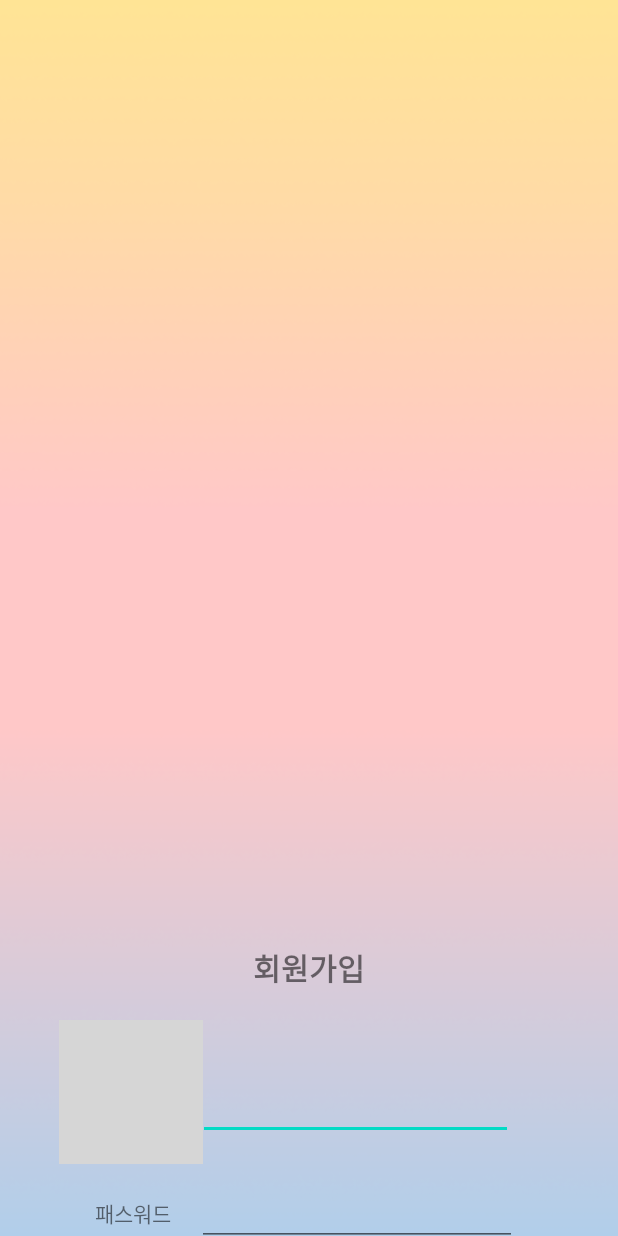
After one commit to ynnij/android-study, an Android app: the layout activity_sign_up.xml on its own in the app's theme, with its tools: preview values and no code run, on a phone screen of 412 x 824 dp. The commit adds this screen. Run offline under Robolectric (Android 15) with nearby library versions, the phone set to English and light mode, and no system bars; grey boxes are pictures that could not be loaded.

Commit message:
feat: 이메일 회원가입 기능 구현

```diff
--- a/app/src/main/java/com/example/myapplication/LoginActivity.java
+++ b/app/src/main/java/com/example/myapplication/LoginActivity.java
@@ -56,9 +56,9 @@ public class LoginActivity extends AppCompatActivity {
         textView_signIn.setOnClickListener(new View.OnClickListener() {
             @Override
             public void onClick(View v) {
-//                Intent intent = new Intent(getApplicationContext(), SignUpActivity.class);
-//                startActivity(intent);
-//                finish();
+                Intent intent = new Intent(getApplicationContext(), SignUpActivity.class);
+                startActivity(intent);
+                finish();
             }
         });
 
--- /dev/null
+++ b/app/src/main/java/com/example/myapplication/SignUpActivity.java
@@ -0,0 +1,80 @@
+package com.example.myapplication;
+
+import android.content.Intent;
+import android.os.Bundle;
+import android.view.View;
+import android.widget.Button;
+import android.widget.EditText;
+import android.widget.Toast;
+
+import androidx.annotation.NonNull;
+import androidx.appcompat.app.ActionBar;
+import androidx.appcompat.app.AppCompatActivity;
+
+import com.google.android.gms.tasks.OnCompleteListener;
+import com.google.android.gms.tasks.Task;
+import com.google.firebase.auth.AuthResult;
+import com.google.firebase.auth.FirebaseAuth;
+import com.google.firebase.auth.FirebaseUser;
+
+public class SignUpActivity extends AppCompatActivity {
+    private FirebaseAuth mAuth;
+    private EditText editTextTextEmailAddress;
+    private EditText editTextTextPassword;
+    private EditText editText_nickname;
+    private Button button_sign_in;
+
+    @Override
+    protected void onCreate(Bundle savedInstanceState) {
+        super.onCreate(savedInstanceState);
+        setContentView(R.layout.activity_sign_up); // xml 연결
+
+        ActionBar actionBar = getSupportActionBar();
+        actionBar.hide();
+
+        mAuth = FirebaseAuth.getInstance();
+
+        editTextTextEmailAddress = findViewById(R.id.editTextTextEmailAddress);
+        editTextTextPassword = findViewById(R.id.editTextTextPassword);
+        editText_nickname = findViewById(R.id.editText_nickname);
+        button_sign_in = findViewById(R.id.button_sign_in);
+
+        button_sign_in.setOnClickListener(new View.OnClickListener() {
+            @Override
+            public void onClick(View v) {
+                createAccount(editTextTextEmailAddress.getText().toString(),
+                        editTextTextPassword.getText().toString());
+            }
+        });
+
+    }
+
+    // 활동 초기화 시 사용자가 현재 로그인되어 있는지 확인
+    @Override
+    public void onStart() {
+        super.onStart();
+        // Check if user is signed in (non-null) and update UI accordingly.
+        FirebaseUser currentUser = mAuth.getCurrentUser();
+        if(currentUser != null){
+            currentUser.reload();
+        }
+    }
+
+    private void createAccount(String email, String password) {
+        mAuth.createUserWithEmailAndPassword(email, password)
+                .addOnCompleteListener(this, new OnCompleteListener<AuthResult>() {
+                    @Override
+                    public void onComplete(@NonNull Task<AuthResult> task) {
+                        if (task.isSuccessful()) {
+                            Toast.makeText(SignUpActivity.this, "계정 생성 완료",Toast.LENGTH_SHORT).show();
+                            Intent intent = new Intent(getApplicationContext(), LoginActivity.class);
+                            startActivity(intent);
+                            finish();
+                        } else {
+                            Toast.makeText(SignUpActivity.this, "이미 존재하는 계정입니다.",Toast.LENGTH_SHORT).show();
+                        }
+                    }
+                });
+    }
+
+}
--- /dev/null
+++ b/app/src/main/res/layout/activity_sign_up.xml
@@ -0,0 +1,119 @@
+<?xml version="1.0" encoding="utf-8"?>
+<androidx.constraintlayout.widget.ConstraintLayout xmlns:android="http://schemas.android.com/apk/res/android"
+    xmlns:app="http://schemas.android.com/apk/res-auto"
+    xmlns:tools="http://schemas.android.com/tools"
+    android:layout_width="match_parent"
+    android:layout_height="match_parent"
+    android:background="@drawable/hbp_img">
+
+    <ImageView
+        android:id="@+id/imageView2"
+        android:layout_width="wrap_content"
+        android:layout_height="wrap_content"
+        android:layout_marginStart="39dp"
+        android:layout_marginLeft="39dp"
+        android:layout_marginBottom="48dp"
+        app:layout_constraintBottom_toBottomOf="parent"
+        app:layout_constraintStart_toStartOf="parent"
+        app:srcCompat="@drawable/white_box" />
+
+    <TextView
+        android:id="@+id/textView"
+        android:layout_width="wrap_content"
+        android:layout_height="wrap_content"
+        android:layout_marginBottom="20dp"
+        android:text="회원가입"
+        android:textSize="20dp"
+        android:textStyle="bold"
+        app:layout_constraintBottom_toTopOf="@+id/imageView2"
+        app:layout_constraintEnd_toEndOf="parent"
+        app:layout_constraintStart_toStartOf="parent" />
+
+    <EditText
+        android:id="@+id/editTextTextEmailAddress"
+        android:layout_width="0dp"
+        android:layout_height="42dp"
+        android:layout_marginEnd="70dp"
+        android:layout_marginRight="70dp"
+        android:ems="10"
+        android:inputType="textEmailAddress"
+        app:layout_constraintBaseline_toBaselineOf="@+id/textView2"
+        app:layout_constraintEnd_toEndOf="parent"
+        app:layout_constraintStart_toEndOf="@+id/textView2" />
+
+    <TextView
+        android:id="@+id/textView2"
+        android:layout_width="wrap_content"
+        android:layout_height="wrap_content"
+        android:layout_marginStart="76dp"
+        android:layout_marginLeft="76dp"
+        android:layout_marginEnd="18dp"
+        android:layout_marginRight="18dp"
+        android:layout_marginBottom="33dp"
+        android:text="이메일"
+        app:layout_constraintBottom_toTopOf="@+id/editTextTextPassword"
+        app:layout_constraintEnd_toStartOf="@+id/editTextTextEmailAddress"
+        app:layout_constraintStart_toStartOf="parent" />
+
+    <EditText
+        android:id="@+id/editTextTextPassword"
+        android:layout_width="wrap_content"
+        android:layout_height="wrap_content"
+        android:layout_marginTop="105dp"
+        android:layout_marginEnd="4dp"
+        android:layout_marginRight="4dp"
+        android:ems="10"
+        android:inputType="textPassword"
+        app:layout_constraintEnd_toEndOf="parent"
+        app:layout_constraintStart_toEndOf="@+id/textView3"
+        app:layout_constraintTop_toTopOf="@+id/imageView2" />
+
+    <TextView
+        android:id="@+id/textView3"
+        android:layout_width="wrap_content"
+        android:layout_height="wrap_content"
+        android:layout_marginEnd="17dp"
+        android:layout_marginRight="17dp"
+        android:text="패스워드"
+        app:layout_constraintBaseline_toBaselineOf="@+id/editTextTextPassword"
+        app:layout_constraintEnd_toStartOf="@+id/editTextTextPassword"
+        app:layout_constraintHorizontal_chainStyle="packed"
+        app:layout_constraintStart_toStartOf="parent" />
+
+    <EditText
+        android:id="@+id/editText_nickname"
+        android:layout_width="wrap_content"
+        android:layout_height="wrap_content"
+        android:ems="10"
+        android:inputType="textPersonName"
+        app:layout_constraintBaseline_toBaselineOf="@+id/textView4"
+        app:layout_constraintEnd_toEndOf="parent"
+        app:layout_constraintStart_toEndOf="@+id/textView4" />
+
+    <TextView
+        android:id="@+id/textView4"
+        android:layout_width="wrap_content"
+        android:layout_height="wrap_content"
+        android:layout_marginStart="11dp"
+        android:layout_marginLeft="11dp"
+        android:layout_marginTop="33dp"
+        android:layout_marginEnd="17dp"
+        android:layout_marginRight="17dp"
+        android:text="닉네임"
+        app:layout_constraintEnd_toStartOf="@+id/editText_nickname"
+        app:layout_constraintHorizontal_chainStyle="packed"
+        app:layout_constraintStart_toStartOf="parent"
+        app:layout_constraintTop_toBottomOf="@+id/editTextTextPassword" />
+
+    <Button
+        android:id="@+id/button_sign_in"
+        android:layout_width="wrap_content"
+        android:layout_height="wrap_content"
+        android:layout_marginStart="29dp"
+        android:layout_marginLeft="29dp"
+        android:layout_marginTop="41dp"
+        android:text="가입하기"
+        app:layout_constraintStart_toStartOf="@+id/editText_nickname"
+        app:layout_constraintTop_toBottomOf="@+id/editText_nickname" />
+
+</androidx.constraintlayout.widget.ConstraintLayout>
```
